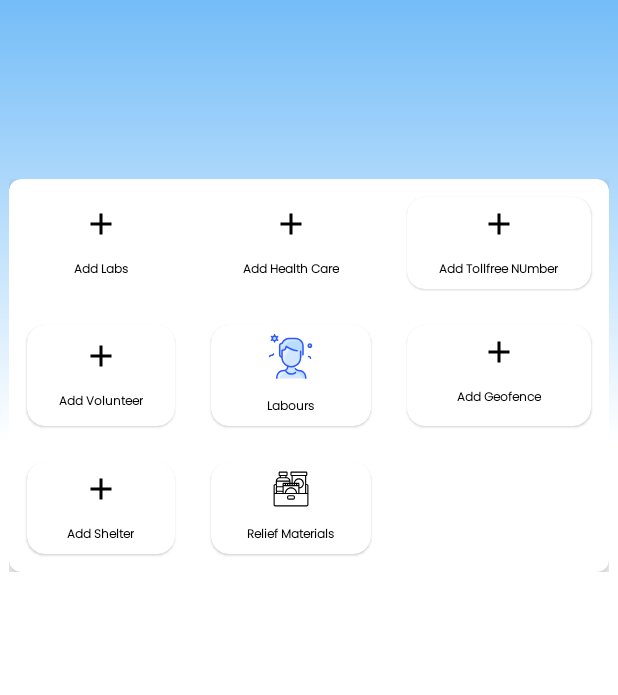
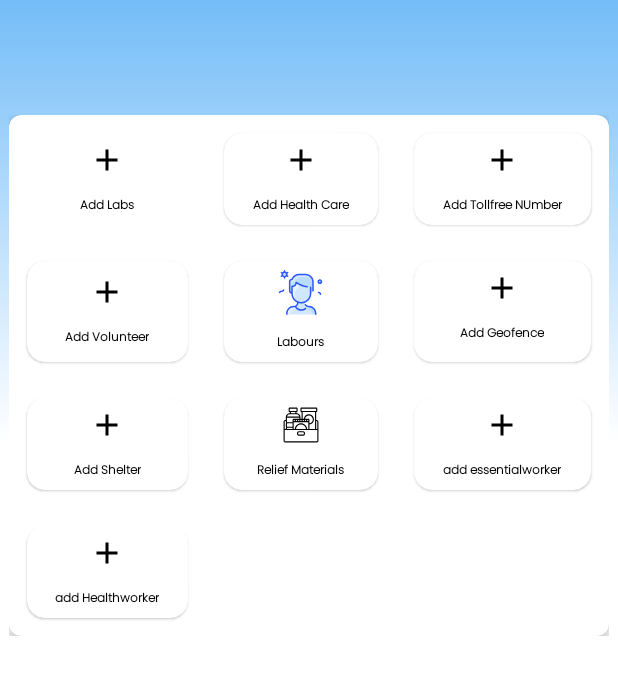
Before and after one commit to Arvindraj73/PandemicHelper, an Android app: the AdminHomeActivity screen opened directly, with no data from a screen before it, on a phone screen of 412 x 824 dp, the part 242-937 px from its top. Run offline under Robolectric (Android 15) with nearby library versions, the phone set to English and light mode, and no system bars; network calls fail; 1 statement that could not run was skipped.

Commit message:
by sunil

```diff
--- a/app/src/main/res/layout/activity_admin_home.xml
+++ b/app/src/main/res/layout/activity_admin_home.xml
@@ -380,7 +380,78 @@
 
 
                 </com.google.android.material.card.MaterialCardView>
+                <com.google.android.material.card.MaterialCardView
+                    android:layout_height="wrap_content"
+                    android:layout_width="wrap_content"
+                    android:layout_columnWeight="1"
+                    android:layout_rowWeight="1"
+                    app:cardCornerRadius="12dp"
+                    android:layout_margin="12dp"
+                    android:layout_centerInParent="true"
+                    android:id="@+id/card_essential">
 
+                    <LinearLayout
+                        android:layout_width="match_parent"
+                        android:layout_height="wrap_content"
+                        android:layout_gravity="center"
+                        android:gravity="center"
+                        android:orientation="vertical"
+                        android:padding="@dimen/lPadding">
+
+                        <ImageView
+                            android:layout_width="wrap_content"
+                            android:layout_height="wrap_content"
+                            android:src="@drawable/ic_add_black_24dp" />
+
+                        <TextView
+                            android:layout_width="wrap_content"
+                            android:layout_height="wrap_content"
+                            android:layout_marginTop="12dp"
+                            android:text="add essentialworker"
+                            android:textColor="@color/primaryTextColor"
+                            android:textSize="@dimen/tsize"
+                            android:textStyle="bold" />
+
+                    </LinearLayout>
+
+
+                </com.google.android.material.card.MaterialCardView>
+                <com.google.android.material.card.MaterialCardView
+                    android:layout_height="wrap_content"
+                    android:layout_width="wrap_content"
+                    android:layout_columnWeight="1"
+                    android:layout_rowWeight="1"
+                    app:cardCornerRadius="12dp"
+                    android:layout_margin="12dp"
+                    android:layout_centerInParent="true"
+                    android:id="@+id/card_healthworker">
+
+                    <LinearLayout
+                        android:layout_width="match_parent"
+                        android:layout_height="wrap_content"
+                        android:layout_gravity="center"
+                        android:gravity="center"
+                        android:orientation="vertical"
+                        android:padding="@dimen/lPadding">
+
+                        <ImageView
+                            android:layout_width="wrap_content"
+                            android:layout_height="wrap_content"
+                            android:src="@drawable/ic_add_black_24dp" />
+
+                        <TextView
+                            android:layout_width="wrap_content"
+                            android:layout_height="wrap_content"
+                            android:layout_marginTop="12dp"
+                            android:text="add Healthworker"
+                            android:textColor="@color/primaryTextColor"
+                            android:textSize="@dimen/tsize"
+                            android:textStyle="bold" />
+
+                    </LinearLayout>
+
+
+                </com.google.android.material.card.MaterialCardView>
             </GridLayout>
         </com.google.android.material.card.MaterialCardView>
 
```
Also changed, not shown: app/src/main/AndroidManifest.xml (+5 -4 lines), app/src/main/java/com/mcet/pandemichelper/AdminHealthWorkerActivity.java (added, +105 -0 lines), app/src/main/java/com/mcet/pandemichelper/AdminHomeActivity.java (+11 -2 lines).
